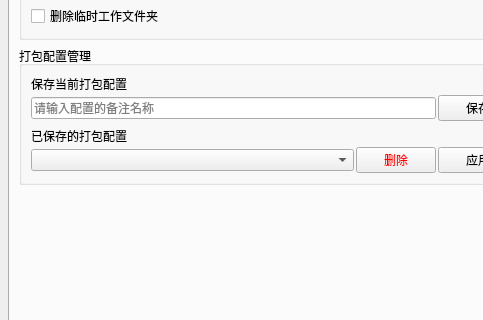
Old version of the form ui/pyinstaller_tool.ui in the repository hrpzcf/AwesomePyKit; both pictures show x 0 to 483 and y 128 to 448 of the 860 by 722 pixel window.
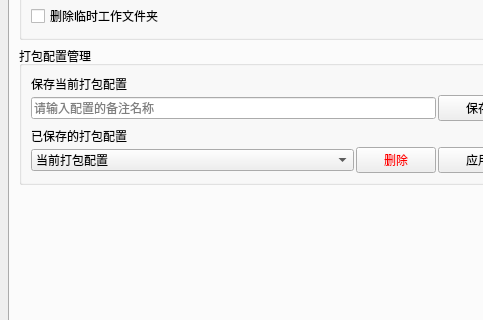
New version of the form. The open tabs and pages were chosen to show the change.

Commit message: 实现新的的程序打包工具设置类并应用

What changed in the file:
```diff
--- a/ui/pyinstaller_tool.ui
+++ b/ui/pyinstaller_tool.ui
@@ -1170,6 +1170,14 @@
                         <property name="toolTip">
                          <string>所有已保存的配置，这里显示的是你在保存配置时输入的备注名称。</string>
                         </property>
+                        <property name="currentIndex">
+                         <number>0</number>
+                        </property>
+                        <item>
+                         <property name="text">
+                          <string>当前打包配置</string>
+                         </property>
+                        </item>
                        </widget>
                       </item>
                       <item>
```
The commit also changes 9 other files.
